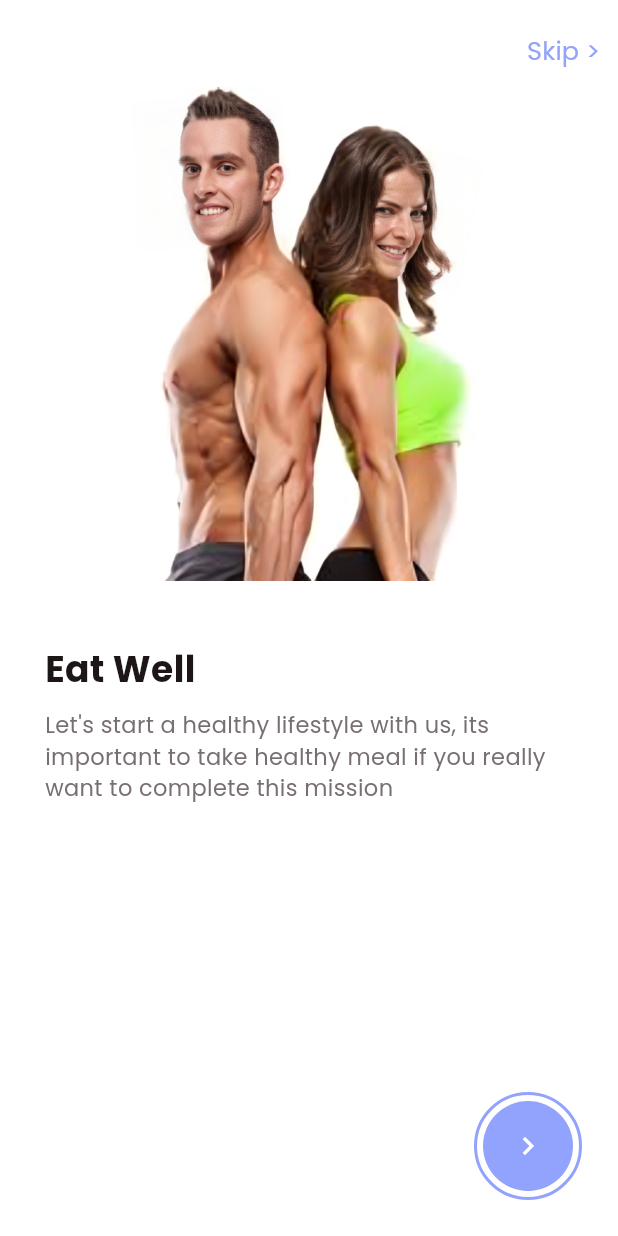
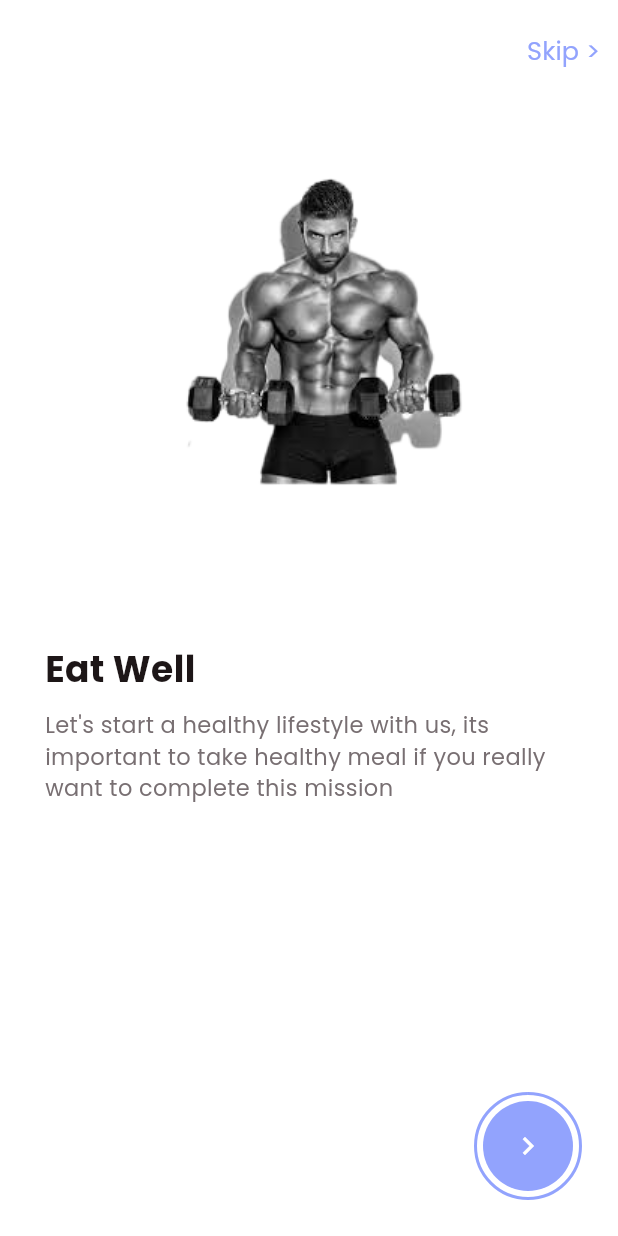
Before and after one commit to akhilSNediyathu/project_1_brofit-app, a Flutter app: the OnBoarding1 screen opened directly, swiped to page 4, on a phone screen of 412 x 824 dp. Run offline on Flutter 3.47's test engine with Material 3 defaults, Android fonts, the phone set to English and light mode, and no system bars; our stand-ins replace carousel_slider, cloud_firestore, firebase_auth, firebase_core, flutter_local_notifications, hive_flutter and 3 more; missing offline and left inert: heart_bpm; accounts and stored records are empty.

Commit message:
after bundle generation

```diff
--- a/lib/presentation/view/on_boarding_screeens/onboarding_views.dart
+++ b/lib/presentation/view/on_boarding_screeens/onboarding_views.dart
@@ -51,7 +51,7 @@ class _onBoarding1State extends State<OnBoarding1> {
       'title': 'Eat Well',
       'subtitle':
           "Let's start a healthy lifestyle with us, its important to take healthy meal if you really want to complete this mission",
-      'image': 'assets/img/new1.png'
+      'image': 'assets/img/images (6).png'
     }
   ];
   @override
```
Also changed, not shown: assets/img/clock.png (deleted), assets/img/good meal.jpeg (deleted), assets/img/heart.png (deleted), assets/img/images (2).jpeg (deleted), assets/img/images (2).png (deleted), assets/img/images (3).jpeg (deleted), assets/img/images (5).jpeg (deleted), assets/img/images (6).jpeg (deleted), assets/img/images (6).png (added), assets/img/logo1.png (added), assets/img/workoutimageforplan.png (deleted), 5 other files.
